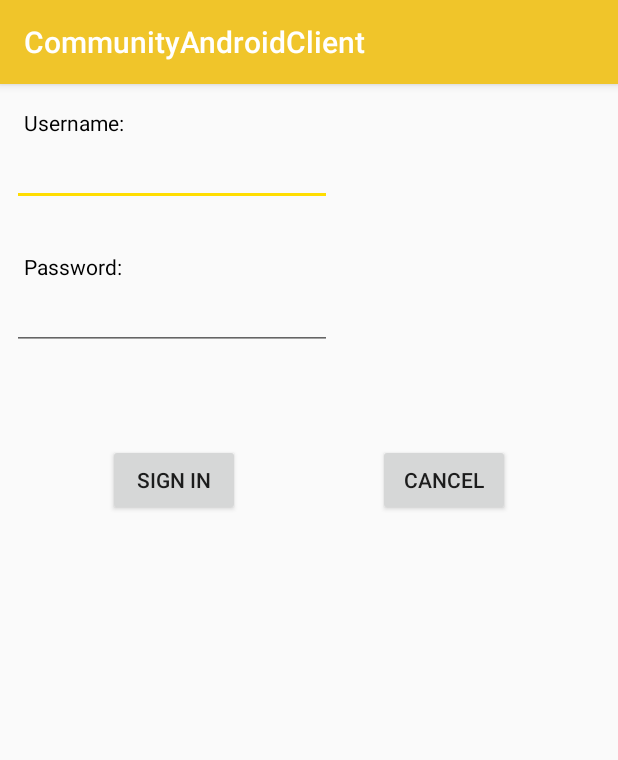
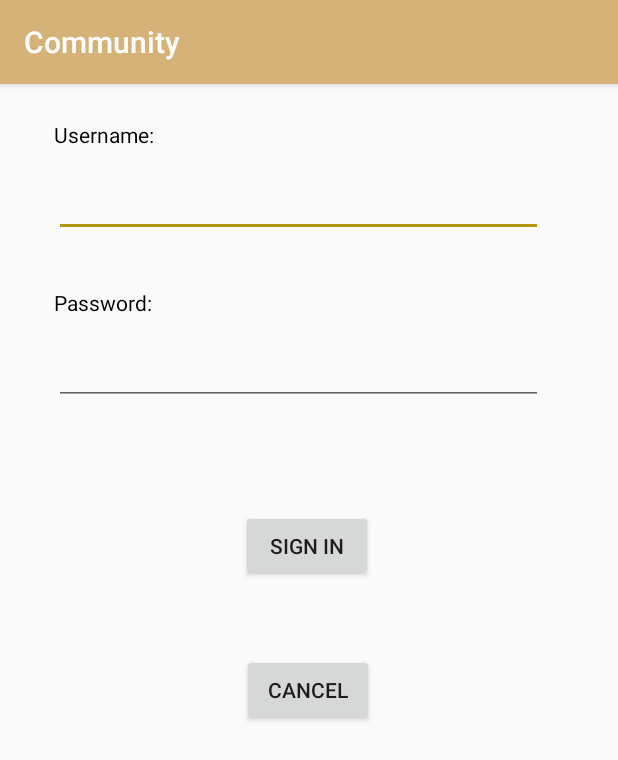
Before and after one commit to raffaelefranco/Community, an Android app: the RegisterActivity screen opened directly, with no data from a screen before it, on a phone screen of 412 x 824 dp. Shown: the top 760 px of the screen. Run offline under Robolectric (Android 15) with nearby library versions, the phone set to English and light mode, and no system bars; libraries missing offline, so code that uses them is left out: org.restlet.resource.

Commit message:
UI android partially completed

```diff
--- a/CommunityAndroidClient/app/src/main/res/layout/activity_info.xml
+++ b/CommunityAndroidClient/app/src/main/res/layout/activity_info.xml
@@ -15,7 +15,7 @@
         android:layout_marginStart="8dp"
         android:layout_marginTop="8dp"
         android:text="@string/descr_info"
-        android:textColor="@android:color/holo_green_dark"
+        android:textColor="@color/colorForText"
         android:textSize="24sp"
         android:textStyle="italic"
         android:visibility="visible"
@@ -32,7 +32,7 @@
         android:layout_height="52dp"
         android:layout_marginTop="21dp"
         android:text="@string/app_name"
-        android:textColor="#0029cc"
+        android:textColor="#000000"
         android:textSize="30sp"
         android:textStyle="bold"
         app:layout_constraintLeft_toLeftOf="parent"
--- a/CommunityAndroidClient/app/src/main/res/layout/activity_register.xml
+++ b/CommunityAndroidClient/app/src/main/res/layout/activity_register.xml
@@ -10,8 +10,8 @@
         android:id="@+id/textView2"
         android:layout_width="wrap_content"
         android:layout_height="wrap_content"
-        android:layout_marginStart="16dp"
-        android:layout_marginTop="16dp"
+        android:layout_marginStart="36dp"
+        android:layout_marginTop="24dp"
         android:text="@string/username"
         android:textColor="@android:color/black"
         app:layout_constraintStart_toStartOf="parent"
@@ -19,10 +19,10 @@
 
     <EditText
         android:id="@+id/username1"
-        android:layout_width="wrap_content"
-        android:layout_height="wrap_content"
-        android:layout_marginStart="8dp"
-        android:layout_marginTop="36dp"
+        android:layout_width="326dp"
+        android:layout_height="46dp"
+        android:layout_marginStart="36dp"
+        android:layout_marginTop="56dp"
         android:ems="10"
         android:inputType="textPersonName"
         android:textColor="@android:color/black"
@@ -33,8 +33,8 @@
         android:id="@+id/textView3"
         android:layout_width="wrap_content"
         android:layout_height="wrap_content"
-        android:layout_marginStart="16dp"
-        android:layout_marginTop="112dp"
+        android:layout_marginStart="36dp"
+        android:layout_marginTop="136dp"
         android:text="@string/password"
         android:textColor="@android:color/black"
         app:layout_constraintStart_toStartOf="parent"
@@ -44,18 +44,20 @@
         android:id="@+id/register"
         android:layout_width="wrap_content"
         android:layout_height="wrap_content"
-        android:layout_marginStart="72dp"
-        android:layout_marginTop="240dp"
+        android:layout_marginStart="160dp"
+        android:layout_marginTop="284dp"
         android:text="@string/sign_in"
+        app:layout_constraintEnd_toEndOf="parent"
+        app:layout_constraintHorizontal_bias="0.006"
         app:layout_constraintStart_toStartOf="parent"
         app:layout_constraintTop_toTopOf="parent" />
 
     <EditText
         android:id="@+id/password1"
-        android:layout_width="wrap_content"
-        android:layout_height="wrap_content"
-        android:layout_marginStart="8dp"
-        android:layout_marginTop="132dp"
+        android:layout_width="326dp"
+        android:layout_height="42dp"
+        android:layout_marginStart="36dp"
+        android:layout_marginTop="172dp"
         android:ems="10"
         android:inputType="textPassword"
         android:textColor="@android:color/black"
@@ -66,10 +68,11 @@
         android:id="@+id/cancel"
         android:layout_width="wrap_content"
         android:layout_height="wrap_content"
-        android:layout_marginEnd="72dp"
-        android:layout_marginTop="240dp"
+        android:layout_marginTop="380dp"
         android:text="@string/cancel"
         app:layout_constraintEnd_toEndOf="parent"
+        app:layout_constraintHorizontal_bias="0.498"
+        app:layout_constraintStart_toStartOf="parent"
         app:layout_constraintTop_toTopOf="parent" />
 
 </androidx.constraintlayout.widget.ConstraintLayout>
--- a/CommunityAndroidClient/app/src/main/res/values/colors.xml
+++ b/CommunityAndroidClient/app/src/main/res/values/colors.xml
@@ -1,7 +1,7 @@
 <?xml version="1.0" encoding="utf-8"?>
 <resources>
-    <color name="colorPrimary">#F0C52A</color>
+    <color name="colorPrimary">#D5B278</color>
     <color name="colorPrimaryDark">#000000</color>
-    <color name="colorAccent">#FFDD00</color>
+    <color name="colorAccent">#B19712</color>
     <color name="colorForText">#4B4545</color>
 </resources>
--- a/CommunityAndroidClient/app/src/main/res/values/strings.xml
+++ b/CommunityAndroidClient/app/src/main/res/values/strings.xml
@@ -1,6 +1,6 @@
 <resources>
-    <string name="app_name">CommunityAndroidClient</string>
-    <string name="plain_text">CommunityAndroidClient</string>
+    <string name="app_name">Community</string>
+    <string name="plain_text">Community</string>
     <string name="username">Username:</string>
     <string name="password">Password:</string>
     <string name="remember_me">Remember me</string>
@@ -29,7 +29,7 @@
     <string name="descr_all_req">View all opened requests of the community</string>
     <string name="descr_closed_req">View closed requests post by logged user</string>
     <string name="descr_close_req">Close an opened request post by logged user</string>
-    <string name="descr_info">Android application to share requests through registered user</string>
+    <string name="descr_info">Android application to share requests</string>
     <string name="exit">Do you really want to exit?</string>
     <string name="yes">Yes</string>
     <string name="no">No</string>
```
Also changed, not shown: CommunityAndroidClient/app/src/main/res/layout/activity_login.xml (+14 -14 lines), CommunityAndroidClient/app/src/main/res/layout/activity_main.xml (+8 -7 lines), CommunityAndroidClient/app/src/main/res/layout/activity_new_request.xml (+8 -9 lines), CommunityAndroidClient/app/src/main/res/layout/activity_view_opened_user_request.xml (+23 -22 lines), CommunityAndroidClient/app/src/main/res/layout/activity_view_response.xml (+7 -7 lines), CommunityAndroidClient/app/src/main/res/layout/list_item_responses.xml (+6 -6 lines), 1 other file.
